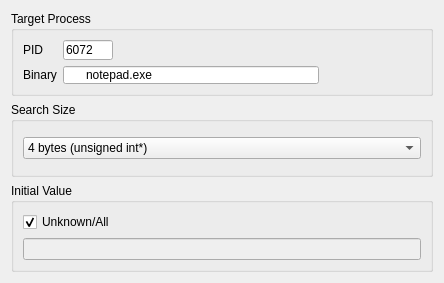
Old version of the form startscanpage.ui in the repository BeyondCy/memedit0x0.
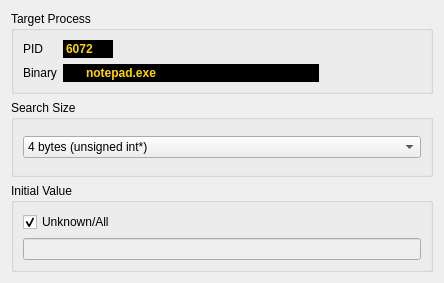
New version of the form. Icons and pictures are not drawn.

```diff
--- a/startscanpage.ui
+++ b/startscanpage.ui
@@ -46,6 +46,13 @@
             <height>20</height>
            </size>
           </property>
+          <property name="styleSheet">
+           <string notr="true">background-repeat:no-repeat;
+border:1px solid #000;
+background-color:black;
+font-weight:bold;
+color:gold</string>
+          </property>
           <property name="text">
            <string>6072</string>
           </property>
@@ -73,10 +80,13 @@
            <bool>false</bool>
           </property>
           <property name="styleSheet">
-           <string notr="true">background-image: url(:/new/icons/icons/database_table.png);
-background-repeat:no-repeat;
+           <string notr="true">background-repeat:no-repeat;
 padding-left:20px;
-</string>
+border:1px solid #000;
+background-color:black;
+font-weight:bold;
+color:gold;
+background-image:url(:/new/icons/icons/application_put.png);</string>
           </property>
           <property name="text">
            <string>notepad.exe</string>
```
